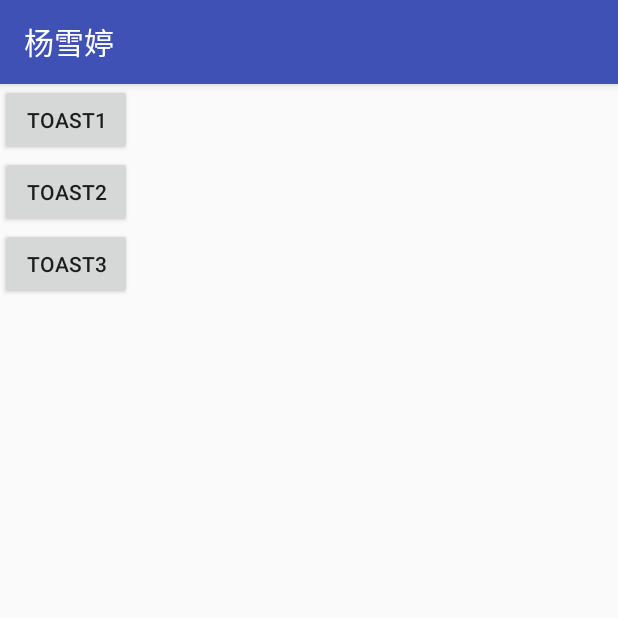
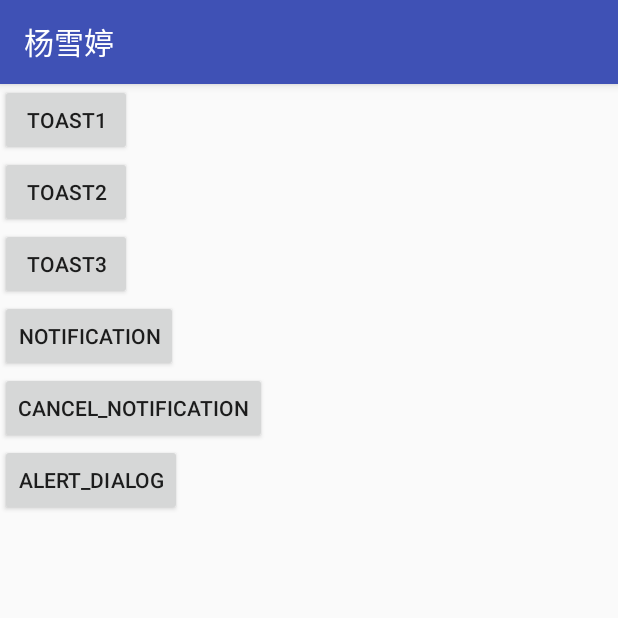
Before and after one commit to yangxxt/MyAndroid01, an Android app: the screen it shows after launch (Ch5Activity1), on a phone screen of 412 x 824 dp, the top half of it. Run offline under Robolectric (Android 15) with nearby library versions, the phone set to English and light mode, and no system bars.

Commit message:
更新了截止到4月7日的课堂练习内容

```diff
--- a/app/src/main/AndroidManifest.xml
+++ b/app/src/main/AndroidManifest.xml
@@ -11,8 +11,7 @@
         android:theme="@style/AppTheme">
         <activity android:name=".MainActivity" />
         <activity android:name=".Ch4Activity" />
-        <activity android:name=".Ch4Activity2">
-        </activity>
+        <activity android:name=".Ch4Activity2"></activity>
         <activity android:name=".Ch4Activity3"></activity>
         <activity android:name=".Ch5Activity1">
             <intent-filter>
@@ -21,6 +20,7 @@
                 <category android:name="android.intent.category.LAUNCHER" />
             </intent-filter>
         </activity>
+        <activity android:name=".Ch6Activity1"></activity>
     </application>
 
 </manifest>
--- a/app/src/main/res/layout/layout_ch5_1.xml
+++ b/app/src/main/res/layout/layout_ch5_1.xml
@@ -19,6 +19,20 @@
         android:text="toast3"
         android:onClick="toast3"
         android:layout_height="wrap_content" />
+    <Button
+        android:layout_width="wrap_content"
+        android:text="notification"
+        android:onClick="notification"
+        android:layout_height="wrap_content" />
 
-
+    <Button
+        android:layout_width="wrap_content"
+        android:text="cancel_notification"
+        android:onClick="cancel_notification"
+        android:layout_height="wrap_content" />
+    <Button
+        android:layout_width="wrap_content"
+        android:text="alert_dialog"
+        android:onClick="alert_dialog"
+        android:layout_height="wrap_content" />
 </LinearLayout>
--- a/app/src/main/res/values/strings.xml
+++ b/app/src/main/res/values/strings.xml
@@ -1,3 +1,7 @@
 <resources>
     <string name="app_name">MyAndroid01</string>
+    <string name="ok">confirm</string>
+    <string name="hello">\"hello world\"</string>
+    <string name="sms">尊敬的%2$s,您当月的话费是%1$d元。</string>
+
 </resources>
```
Also changed, not shown: app/src/main/java/cn/edu/sdwu/android/classroom/sn170507180214/Ch5Activity1.java (+49 -0 lines), app/src/main/java/cn/edu/sdwu/android/classroom/sn170507180214/Ch6Activity1.java (added, +20 -0 lines), app/src/main/res/layout/layout_ch6_1.xml (added, +17 -0 lines).
